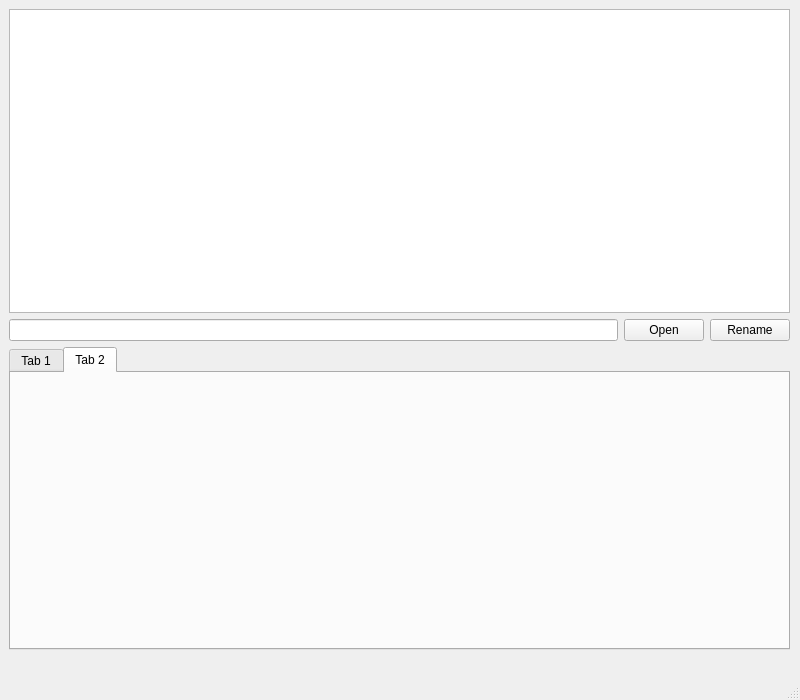
Old version of the form mainwindow.ui in the repository Addi90/ARenamerTool.
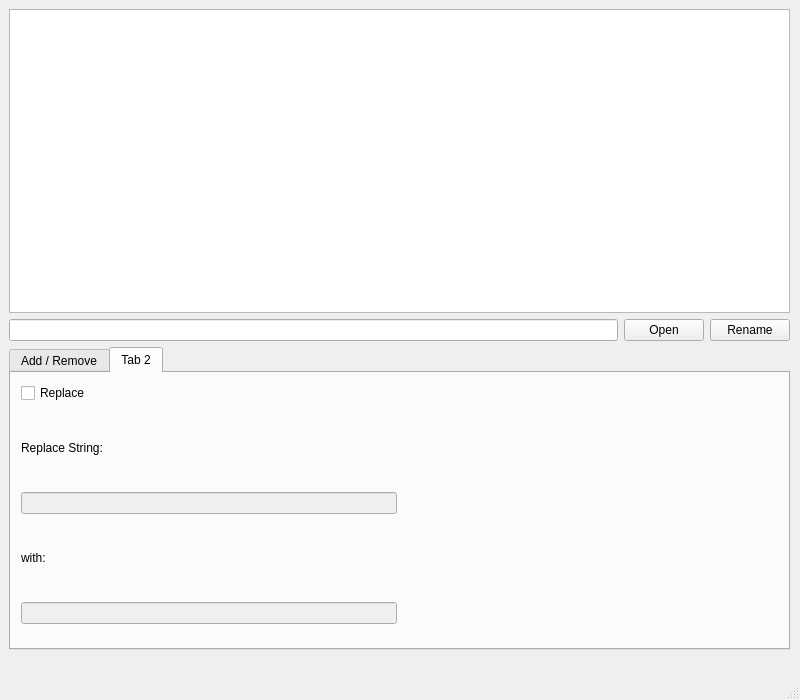
New version of the form. The open tabs and pages were chosen to show the change.

Diff of the .ui file:
```diff
--- a/mainwindow.ui
+++ b/mainwindow.ui
@@ -59,7 +59,7 @@
        </property>
        <widget class="QWidget" name="tab">
         <attribute name="title">
-         <string>Tab 1</string>
+         <string>Add / Remove</string>
         </attribute>
         <widget class="QWidget" name="gridLayoutWidget">
          <property name="geometry">
@@ -182,6 +182,73 @@
         <attribute name="title">
          <string>Tab 2</string>
         </attribute>
+        <widget class="QWidget" name="horizontalLayoutWidget">
+         <property name="geometry">
+          <rect>
+           <x>10</x>
+           <y>10</y>
+           <width>751</width>
+           <height>241</height>
+          </rect>
+         </property>
+         <layout class="QHBoxLayout" name="horizontalLayout_2">
+          <item>
+           <layout class="QVBoxLayout" name="verticalLayout_3">
+            <item>
+             <widget class="QCheckBox" name="checkBox_5">
+              <property name="text">
+               <string>Replace</string>
+              </property>
+             </widget>
+            </item>
+            <item>
+             <widget class="QLabel" name="label_3">
+              <property name="text">
+               <string>Replace String:</string>
+              </property>
+             </widget>
+            </item>
+            <item>
+             <widget class="QLineEdit" name="lineEdit_4">
+              <property name="enabled">
+               <bool>false</bool>
+              </property>
+             </widget>
+            </item>
+            <item>
+             <widget class="QLabel" name="label_4">
+              <property name="text">
+               <string>with:</string>
+              </property>
+             </widget>
+            </item>
+            <item>
+             <widget class="QLineEdit" name="lineEdit_5">
+              <property name="enabled">
+               <bool>false</bool>
+              </property>
+             </widget>
+            </item>
+           </layout>
+          </item>
+          <item>
+           <spacer name="horizontalSpacer_2">
+            <property name="orientation">
+             <enum>Qt::Horizontal</enum>
+            </property>
+            <property name="sizeHint" stdset="0">
+             <size>
+              <width>40</width>
+              <height>20</height>
+             </size>
+            </property>
+           </spacer>
+          </item>
+          <item>
+           <layout class="QVBoxLayout" name="verticalLayout_2"/>
+          </item>
+         </layout>
+        </widget>
        </widget>
       </widget>
      </item>
```
Left out of the diff: 120 changed lines with no effect on the pictures.
